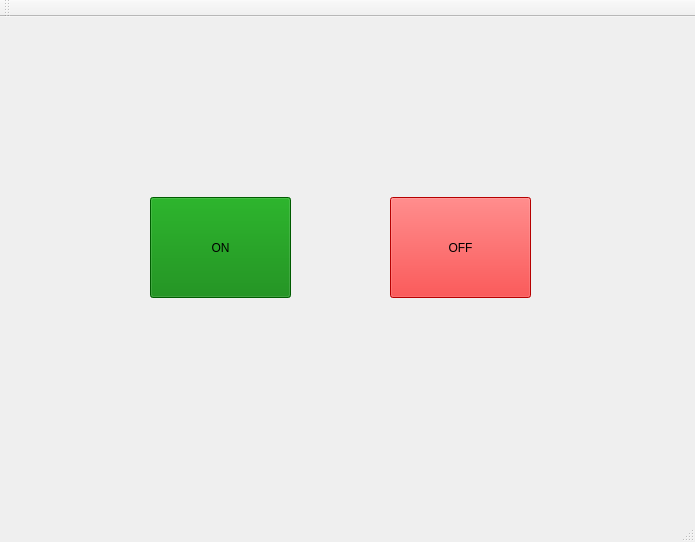
The window that ui/mainwindow.ui (arman-ashrafian/RPi-TouchOS) describes before a commit, drawn with Qt 5.
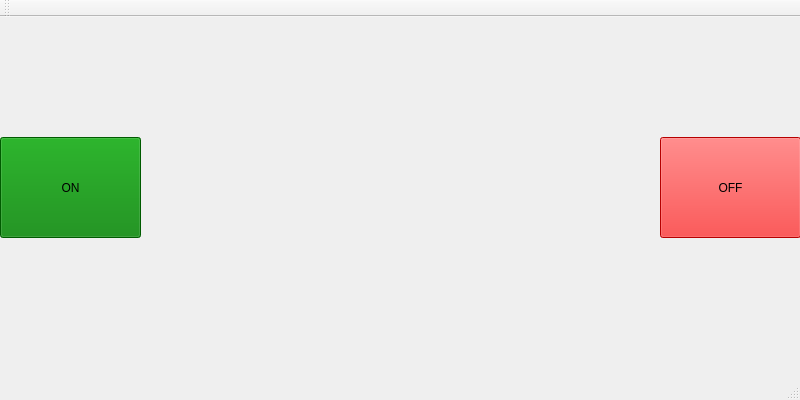
The same window after the commit.

Patch:
```diff
--- a/ui/mainwindow.ui
+++ b/ui/mainwindow.ui
@@ -6,10 +6,16 @@
    <rect>
     <x>0</x>
     <y>0</y>
-    <width>695</width>
-    <height>542</height>
+    <width>800</width>
+    <height>400</height>
    </rect>
   </property>
+  <property name="minimumSize">
+   <size>
+    <width>800</width>
+    <height>400</height>
+   </size>
+  </property>
   <property name="windowTitle">
    <string>MainWindow</string>
   </property>
@@ -17,8 +23,8 @@
    <widget class="QPushButton" name="button_on">
     <property name="geometry">
      <rect>
-      <x>150</x>
-      <y>180</y>
+      <x>0</x>
+      <y>120</y>
       <width>141</width>
       <height>101</height>
      </rect>
@@ -35,8 +41,8 @@
    <widget class="QPushButton" name="button_off">
     <property name="geometry">
      <rect>
-      <x>390</x>
-      <y>180</y>
+      <x>660</x>
+      <y>120</y>
       <width>141</width>
       <height>101</height>
      </rect>
```
Left out of the diff: 2 changed lines with no effect on the pictures.
